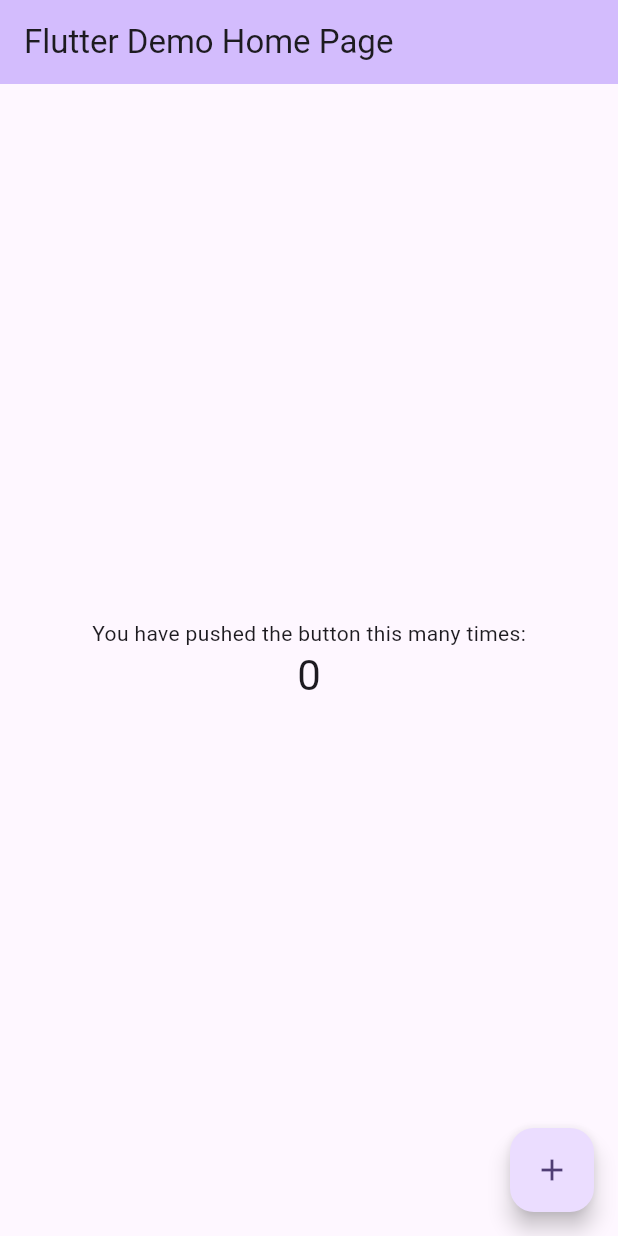
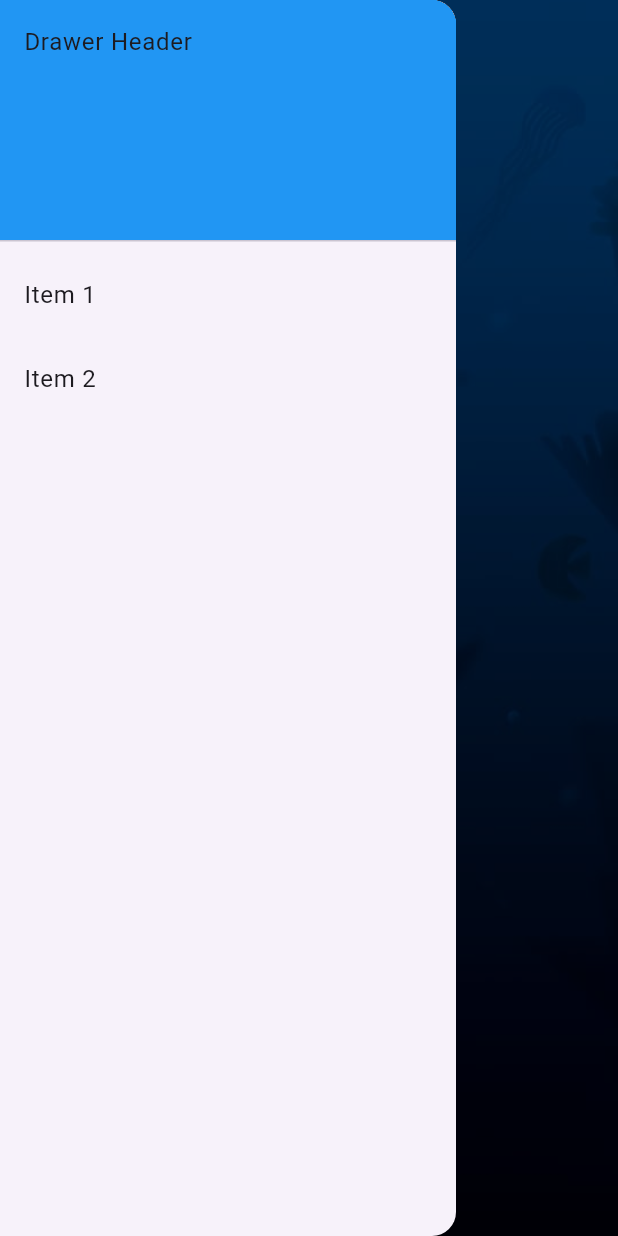
Before and after one commit to Ketanb08/Credenz-24, a Flutter app: the screen it shows after launch, with the side drawer open (before the commit the screen has no drawer), on a phone screen of 412 x 824 dp. Run offline on Flutter 3.47's test engine with Material 3 defaults, Android fonts, the phone set to English and light mode, and no system bars.

Commit message:
added homepage,tech,nontech pages

```diff
--- a/lib/main.dart
+++ b/lib/main.dart
@@ -1,92 +1,201 @@
+import 'package:credenz/nontech.dart';
+import 'package:credenz/tech.dart';
 import 'package:flutter/material.dart';
 
 void main() {
-  runApp(const MyApp());
+  runApp(MyApp());
 }
 
 class MyApp extends StatelessWidget {
-  const MyApp({super.key});
-
-  // This widget is the root of your application.
   @override
   Widget build(BuildContext context) {
     return MaterialApp(
-      title: 'Flutter Demo',
       theme: ThemeData(
-        colorScheme: ColorScheme.fromSeed(seedColor: Colors.deepPurple),
-        useMaterial3: true,
+        primaryColor: Colors.transparent,
       ),
-      home: const MyHomePage(title: 'Flutter Demo Home Page'),
+      home: HomePage(),
     );
   }
 }
 
-class MyHomePage extends StatefulWidget {
-  const MyHomePage({super.key, required this.title});
-  final String title;
-
-  @override
-  State<MyHomePage> createState() => _MyHomePageState();
-}
-
-class _MyHomePageState extends State<MyHomePage> {
-  int _counter = 0;
-
-  void _incrementCounter() {
-    setState(() {
-      _counter++;
-    });
-  }
-
+class HomePage extends StatelessWidget {
   @override
   Widget build(BuildContext context) {
-    // This method is rerun every time setState is called, for instance as done
-    // by the _incrementCounter method above.
-    //
-    // The Flutter framework has been optimized to make rerunning build methods
-    // fast, so that you can just rebuild anything that needs updating rather
-    // than having to individually change instances of widgets.
+    final screenWidth = MediaQuery.of(context).size.width;
+    final screenHeight = MediaQuery.of(context).size.height;
+
     return Scaffold(
-      appBar: AppBar(
-
-        backgroundColor: Theme.of(context).colorScheme.inversePrimary,
-
-        title: Text(widget.title),
-      ),
-      body: Center(
-        // Center is a layout widget. It takes a single child and positions it
-        // in the middle of the parent.
-        child: Column(
-          // Column is also a layout widget. It takes a list of children and
-          // arranges them vertically. By default, it sizes itself to fit its
-          // children horizontally, and tries to be as tall as its parent.
-          //
-          // Column has various properties to control how it sizes itself and
-          // how it positions its children. Here we use mainAxisAlignment to
-          // center the children vertically; the main axis here is the vertical
-          // axis because Columns are vertical (the cross axis would be
-          // horizontal).
-          //
-          // TRY THIS: Invoke "debug painting" (choose the "Toggle Debug Paint"
-          // action in the IDE, or press "p" in the console), to see the
-          // wireframe for each widget.
-          mainAxisAlignment: MainAxisAlignment.center,
+      drawer: Drawer(
+        child: ListView(
+          padding: EdgeInsets.zero,
           children: <Widget>[
-            const Text(
-              'You have pushed the button this many times:',
+            DrawerHeader(
+              child: Text('Drawer Header'),
+              decoration: BoxDecoration(
+                color: Colors.blue,
+              ),
             ),
-            Text(
-              '$_counter',
-              style: Theme.of(context).textTheme.headlineMedium,
+            ListTile(
+              title: Text('Item 1'),
+              onTap: () {
+                Navigator.pop(context);
+              },
+            ),
+            ListTile(
+              title: Text('Item 2'),
+              onTap: () {
+                Navigator.pop(context);
+              },
             ),
           ],
         ),
       ),
-      floatingActionButton: FloatingActionButton(
-        onPressed: _incrementCounter,
-        tooltip: 'Increment',
-        child: const Icon(Icons.add),
-      ), // This trailing comma makes auto-formatting nicer for build methods.
+      body: Container(
+        decoration: BoxDecoration(
+          image: DecorationImage(
+            image: AssetImage('assets/images/background.jpeg'),
+            fit: BoxFit.cover,
+          ),
+        ),
+        child: Center(
+          child: Column(
+            mainAxisAlignment: MainAxisAlignment.start,
+            children: [
+              SizedBox(height: screenHeight * 0.1),
+              Text(
+                'Credenz 24',
+                style: TextStyle(
+                  color: Colors.white,
+                  fontSize: screenWidth * 0.09,
+                  fontWeight: FontWeight.bold,
+                ),
+              ),
+              SizedBox(
+                height: screenHeight * 0.15,
+              ),
+              Column(
+                mainAxisAlignment: MainAxisAlignment.center,
+                children: [
+                  Container(
+                    height: screenHeight * 0.25,
+                    width: screenWidth * 0.4,
+                    child: CardWidget(
+                      logo: AssetImage('assets/images/monitor.png'),
+                      eventName: 'Tech\nEvents',
+                      color1: Color.fromRGBO(1, 93, 180, 0.5),
+                      color2: Color.fromRGBO(1, 37, 84, 1),
+                      onTap: () {
+                        Navigator.push(
+                          context,
+                          MaterialPageRoute(
+                            builder: (context) => TechEventsPage(),
+                          ),
+                        );
+                      },
+                    ),
+                  ),
+                  SizedBox(height: screenHeight * 0.02),
+                  Container(
+                    height: screenHeight * 0.25,
+                    width: screenWidth * 0.4,
+                    child: CardWidget(
+                      logo: AssetImage('assets/images/web.png'),
+                      eventName: 'Non Tech\nEvents',
+                      color1: Color.fromRGBO(1, 93, 180, 0.2),
+                      color2: Color.fromRGBO(1, 10, 23, 1),
+                      onTap: () {
+                        Navigator.push(
+                          context,
+                          MaterialPageRoute(
+                            builder: (context) => NonTechEventsPage(),
+                          ),
+                        );
+                      },
+                    ),
+                  ),
+                ],
+              ),
+            ],
+          ),
+        ),
+      ),
     );
   }
 }
+
+class CardWidget extends StatelessWidget {
+  final AssetImage logo;
+  final String eventName;
+  final VoidCallback onTap;
+  final Color color1;
+  final Color color2;
+
+  const CardWidget({
+    required this.logo,
+    required this.eventName,
+    required this.onTap,
+    required this.color1,
+    required this.color2,
+  });
+
+  @override
+  Widget build(BuildContext context) {
+    return GestureDetector(
+      onTap: onTap,
+      child: Card(
+        color: Colors.transparent,
+        shape: RoundedRectangleBorder(
+          borderRadius:
+              BorderRadius.circular(16), // Adjust the radius as needed
+        ),
+        elevation: 0, // Remove card elevation
+        child: Container(
+          padding: EdgeInsets.all(5),
+          height: MediaQuery.of(context).size.height * 0.2,
+          width: MediaQuery.of(context).size.width * 0.25,
+          decoration: BoxDecoration(
+            borderRadius:
+                BorderRadius.circular(16), // Match the card's border radius
+            gradient: LinearGradient(
+              colors: [color1, color2],
+              begin: Alignment.topCenter,
+              end: Alignment.bottomCenter,
+            ),
+          ),
+          child: Column(
+            mainAxisAlignment: MainAxisAlignment.center,
+            children: [
+              Image(image: logo, height: 90, width: 100),
+              SizedBox(height: 12),
+              Padding(
+                padding: const EdgeInsets.all(5.0),
+                child: Text(
+                  eventName,
+                  style: TextStyle(
+                      fontSize: 18,
+                      color: Colors.white,
+                      fontWeight: FontWeight.bold),
+                  textAlign: TextAlign.center,
+                ),
+              ),
+            ],
+          ),
+        ),
+      ),
+    );
+  }
+}
+
+class DetailPage extends StatelessWidget {
+  @override
+  Widget build(BuildContext context) {
+    return Scaffold(
+      appBar: AppBar(
+        title: Text('Detail Page'),
+      ),
+      body: Center(
+        child: Text('This is the detail page.'),
+      ),
+    );
+  }
+}
```
Also changed, not shown: lib/nontech.dart (added, +97 -0 lines), lib/tech.dart (added, +104 -0 lines), pubspec.yaml (+4 -7 lines), assets/images/background.jpeg (added), assets/images/monitor.png (added), assets/images/web.png (added), pubspec.lock.
